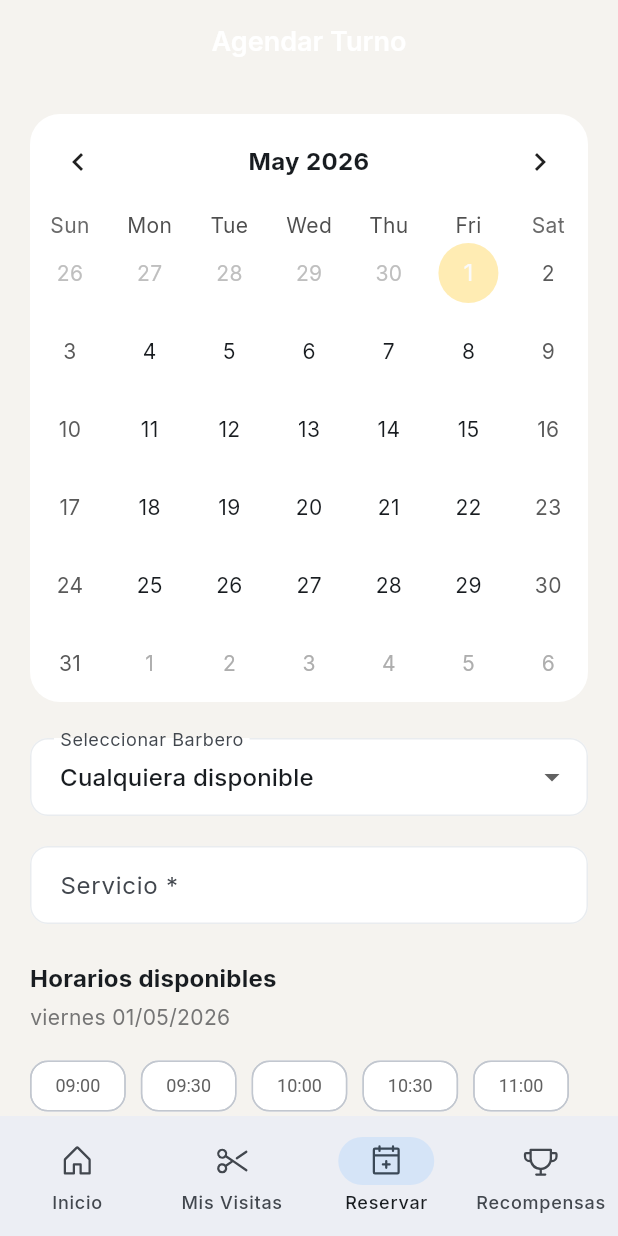
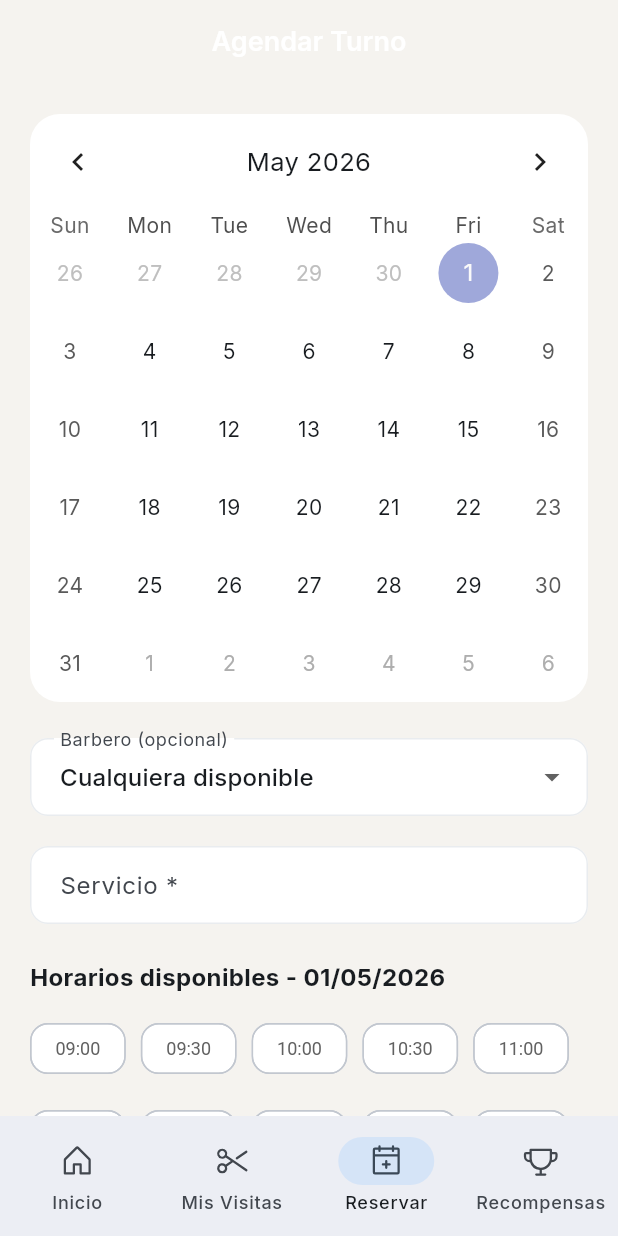
Before and after one commit to hector404nf/barberia-fidelizacion, a Flutter app: the ClienteReservarScreen screen opened by its route, on a phone screen of 412 x 824 dp. Run offline on Flutter 3.47's test engine with Material 3 defaults, Android fonts, the light colour scheme and no system bars; drawn by our look-alikes of table_calendar; our stand-ins replace equatable, flutter_riverpod, go_router, google_fonts, phosphor_flutter, supabase_flutter; accounts and stored records are empty; network calls fail.

Commit message:
fix(reservas): simplifica pantalla de reserva para evitar errores de renderizado

```diff
--- a/lib/modules/cliente_portal/screens/cliente_reservar_screen.dart
+++ b/lib/modules/cliente_portal/screens/cliente_reservar_screen.dart
@@ -23,7 +23,6 @@ class _ClienteReservarScreenState extends ConsumerState<ClienteReservarScreen> {
   DateTime? _selectedDay;
   String? _barberoSeleccionadoId;
   String? _servicio;
-  String? _notas;
   String? _horaSeleccionada;
   bool _loading = false;
   String? _error;
@@ -38,13 +37,16 @@ class _ClienteReservarScreenState extends ConsumerState<ClienteReservarScreen> {
     final barberiaId = ref.read(barberiaIdProvider);
     if (barberiaId == null) return [];
 
+    try {
       final response = await Supabase.instance.client.rpc('get_horarios_ocupados', params: {
         'p_barberia_id': barberiaId,
         'p_fecha': fecha.toIso8601String().split('T').first,
         if (barberoId != null) 'p_barbero_id': barberoId,
       });
-
       return (response as List).map((e) => (e['hora'] as String).substring(0, 5)).toList();
+    } catch (e) {
+      return [];
+    }
   }
 
   Future<void> _confirmarReserva() async {
@@ -61,7 +63,7 @@ class _ClienteReservarScreenState extends ConsumerState<ClienteReservarScreen> {
     }
 
     if (_servicio == null || _servicio!.trim().isEmpty) {
-      setState(() => _error = 'Escribí el servicio que querés');
+      setState(() => _error = 'Selecciona un servicio');
       return;
     }
 
@@ -78,7 +80,6 @@ class _ClienteReservarScreenState extends ConsumerState<ClienteReservarScreen> {
           fecha: fecha,
           hora: '$_horaSeleccionada:00',
           servicio: _servicio!,
-          notas: _notas,
           createdAt: DateTime.now(),
           updatedAt: DateTime.now(),
         ),
@@ -86,12 +87,11 @@ class _ClienteReservarScreenState extends ConsumerState<ClienteReservarScreen> {
 
       if (mounted) {
         ScaffoldMessenger.of(context).showSnackBar(
-          const SnackBar(content: Text('Reserva confirmada correctamente')),
+          const SnackBar(content: Text('Reserva confirmada')),
         );
         setState(() {
           _horaSeleccionada = null;
           _servicio = null;
-          _notas = null;
         });
       }
     } catch (e) {
@@ -103,13 +103,7 @@ class _ClienteReservarScreenState extends ConsumerState<ClienteReservarScreen> {
 
   @override
   Widget build(BuildContext context) {
-    final barberosAsync = ref.watch(barberosProvider);
     final selected = _selectedDay ?? _focusedDay;
-    final barberoSeleccionado = _barberoSeleccionadoId != null
-        ? barberosAsync.whenOrNull(
-            data: (list) => list.firstWhere((b) => b.id == _barberoSeleccionadoId, orElse: () => list.first),
-          )
-        : null;
 
     return Scaffold(
       backgroundColor: const Color(0xFFF5F3EF),
@@ -124,7 +118,6 @@ class _ClienteReservarScreenState extends ConsumerState<ClienteReservarScreen> {
         child: Column(
           crossAxisAlignment: CrossAxisAlignment.stretch,
           children: [
-            // Calendario estilizado
             Container(
               decoration: BoxDecoration(
                 color: Colors.white,
@@ -146,67 +139,18 @@ class _ClienteReservarScreenState extends ConsumerState<ClienteReservarScreen> {
                 headerStyle: const HeaderStyle(
                   formatButtonVisible: false,
                   titleCentered: true,
-                  titleTextStyle: TextStyle(fontWeight: FontWeight.bold, fontSize: 16),
-                ),
-                calendarStyle: CalendarStyle(
-                  selectedDecoration: BoxDecoration(
-                    color: Colors.amber.shade600,
-                    shape: BoxShape.circle,
-                  ),
-                  todayDecoration: BoxDecoration(
-                    color: Colors.amber.shade100,
-                    shape: BoxShape.circle,
-                  ),
                 ),
               ),
             ),
             const SizedBox(height: 24),
 
-            // Info del barbero seleccionado
-            if (barberoSeleccionado != null)
-              Container(
-                padding: const EdgeInsets.all(16),
-                decoration: BoxDecoration(
-                  color: Colors.white,
-                  borderRadius: BorderRadius.circular(16),
-                ),
-                child: Row(
-                  children: [
-                    CircleAvatar(
-                      radius: 28,
-                      backgroundColor: Colors.grey.shade200,
-                      child: Text(barberoSeleccionado.nombre.substring(0, 1)),
-                    ),
-                    const SizedBox(width: 12),
-                    Expanded(
-                      child: Column(
-                        crossAxisAlignment: CrossAxisAlignment.start,
-                        children: [
-                          Text(
-                            barberoSeleccionado.nombre,
-                            style: const TextStyle(fontWeight: FontWeight.bold, fontSize: 16),
-                          ),
-                          Text(
-                            barberoSeleccionado.especialidad ?? 'Especialista en cortes',
-                            style: TextStyle(color: Colors.grey.shade600, fontSize: 13),
-                          ),
-                        ],
-                      ),
-                    ),
-                    Text(
-                      '30 min',
-                      style: TextStyle(color: Colors.grey.shade500, fontSize: 13),
-                    ),
-                  ],
-                ),
-              ),
-            if (barberoSeleccionado == null)
-              barberosAsync.when(
+            // Barbero
+            ref.watch(barberosProvider).when(
               data: (barberos) {
                 return DropdownButtonFormField<String>(
                   value: _barberoSeleccionadoId,
                   decoration: InputDecoration(
-                      labelText: 'Seleccionar Barbero',
+                    labelText: 'Barbero (opcional)',
                     filled: true,
                     fillColor: Colors.white,
                     border: OutlineInputBorder(
@@ -221,7 +165,7 @@ class _ClienteReservarScreenState extends ConsumerState<ClienteReservarScreen> {
                   onChanged: (v) => setState(() => _barberoSeleccionadoId = v),
                 );
               },
-                loading: () => const LinearProgressIndicator(),
+              loading: () => const Center(child: CircularProgressIndicator()),
               error: (_, __) => const Text('Error al cargar barberos'),
             ),
             const SizedBox(height: 20),
@@ -233,7 +177,6 @@ class _ClienteReservarScreenState extends ConsumerState<ClienteReservarScreen> {
                   return TextField(
                     decoration: InputDecoration(
                       labelText: 'Servicio *',
-                      hintText: 'Ej: Corte, Barba, etc.',
                       filled: true,
                       fillColor: Colors.white,
                       border: OutlineInputBorder(borderRadius: BorderRadius.circular(16), borderSide: BorderSide.none),
@@ -255,13 +198,11 @@ class _ClienteReservarScreenState extends ConsumerState<ClienteReservarScreen> {
                     );
                   }).toList(),
                   onChanged: (s) {
-                    if (s != null) {
-                      setState(() => _servicio = s.nombre);
-                    }
+                    if (s != null) setState(() => _servicio = s.nombre);
                   },
                 );
               },
-              loading: () => const LinearProgressIndicator(),
+              loading: () => const Center(child: CircularProgressIndicator()),
               error: (_, __) => TextField(
                 decoration: InputDecoration(labelText: 'Servicio *'),
                 onChanged: (v) => setState(() => _servicio = v),
@@ -269,15 +210,10 @@ class _ClienteReservarScreenState extends ConsumerState<ClienteReservarScreen> {
             ),
             const SizedBox(height: 24),
 
-            // Horarios disponibles
+            // Horarios
             Text(
-              'Horarios disponibles',
-              style: Theme.of(context).textTheme.titleMedium?.copyWith(fontWeight: FontWeight.bold),
-            ),
-            const SizedBox(height: 4),
-            Text(
-              DateFormat('EEEE dd/MM/yyyy', 'es').format(selected),
-              style: TextStyle(color: Colors.grey.shade600),
+              'Horarios disponibles - ${DateFormat('dd/MM/yyyy').format(selected)}',
+              style: const TextStyle(fontWeight: FontWeight.bold, fontSize: 16),
             ),
             const SizedBox(height: 12),
             FutureBuilder<List<String>>(
@@ -312,12 +248,8 @@ class _ClienteReservarScreenState extends ConsumerState<ClienteReservarScreen> {
                         borderRadius: BorderRadius.circular(12),
                         side: BorderSide.none,
                       ),
-                      onSelected: _loading
-                          ? null
-                          : (selected) {
-                              setState(() {
-                                _horaSeleccionada = selected ? hora : null;
-                              });
+                      onSelected: _loading ? null : (selected) {
+                        setState(() => _horaSeleccionada = selected ? hora : null);
                       },
                     );
                   }).toList(),
@@ -332,7 +264,6 @@ class _ClienteReservarScreenState extends ConsumerState<ClienteReservarScreen> {
                 child: Text(_error!, style: TextStyle(color: Theme.of(context).colorScheme.error)),
               ),
 
-            // Botón confirmar grande
             ElevatedButton(
               onPressed: _loading || _horaSeleccionada == null ? null : _confirmarReserva,
               style: ElevatedButton.styleFrom(
@@ -343,24 +274,9 @@ class _ClienteReservarScreenState extends ConsumerState<ClienteReservarScreen> {
                 shape: RoundedRectangleBorder(borderRadius: BorderRadius.circular(16)),
               ),
               child: _loading
-                  ? const SizedBox(
-                      height: 20,
-                      width: 20,
-                      child: CircularProgressIndicator(strokeWidth: 2, color: Colors.white),
-                    )
-                  : const Text(
-                      'Confirmar Turno',
-                      style: TextStyle(fontSize: 16, fontWeight: FontWeight.bold),
+                  ? const SizedBox(height: 20, width: 20, child: CircularProgressIndicator(strokeWidth: 2, color: Colors.white))
+                  : const Text('Confirmar Turno', style: TextStyle(fontSize: 16, fontWeight: FontWeight.bold)),
             ),
-            ),
-            const SizedBox(height: 8),
-            Center(
-              child: Text(
-                'No se te cobrará de inmediato',
-                style: TextStyle(color: Colors.grey.shade500, fontSize: 12),
-              ),
-            ),
-            const SizedBox(height: 32),
           ],
         ),
       ),
```
Lines whose indentation alone changed are shown as unchanged.
